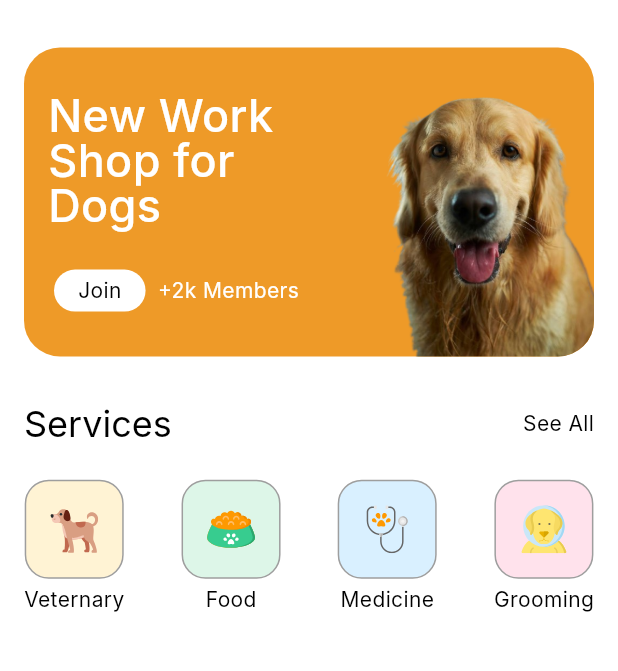
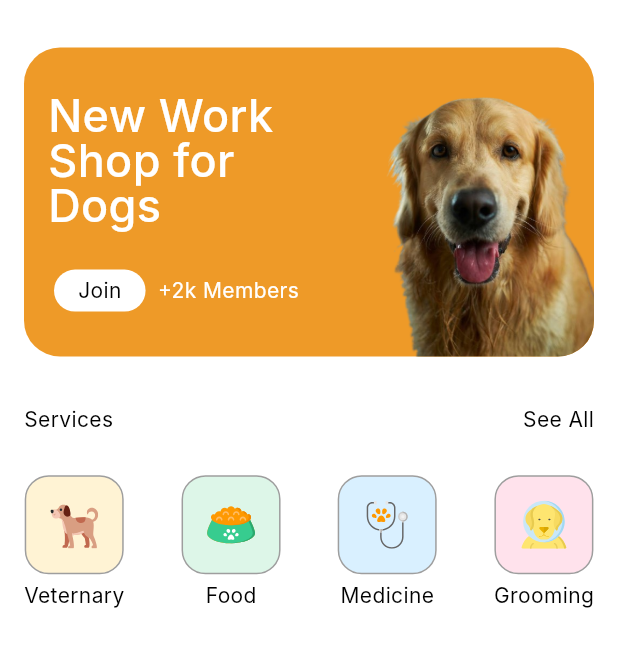
Before and after one commit to talhahdev2025/flutter_ui_showcase, a Flutter app: the screen it shows after launch, on a phone screen of 412 x 824 dp, the part 100-771 px from its top. Run offline on Flutter 3.47's test engine with Material 3 defaults, Android fonts, the phone set to English and light mode, and no system bars; our stand-ins replace flutter_svg; network calls fail; Roboto replaces fonts that are missing (Inter).

Commit message:
Add SectionHeader Widget

```diff
--- a/dog_app/lib/core/theme/app_theme.dart
+++ b/dog_app/lib/core/theme/app_theme.dart
@@ -1,12 +1,65 @@
-import 'package:dog_app/core/exports.dart';
+// import 'package:dog_app/core/exports.dart';
+// class AppTheme {
+//   static ThemeData light = ThemeData(
+//     useMaterial3: true,
+//     fontFamily: 'Inter',
+//     scaffoldBackgroundColor: AppColors.background,
+
+//     colorScheme: ColorScheme.light(
+//       primary: AppColors.primary,
+//     ),
+//   );
+// }
+
+import 'package:flutter/material.dart';
+import '../constants/app_colors.dart';
+
 class AppTheme {
-  static ThemeData light = ThemeData(
+  static ThemeData lightTheme = ThemeData(
     useMaterial3: true,
     fontFamily: 'Inter',
+
     scaffoldBackgroundColor: AppColors.background,
 
-    colorScheme: ColorScheme.light(
+    colorScheme: const ColorScheme.light(
       primary: AppColors.primary,
+      surface: AppColors.surface,
+    ),
+
+    appBarTheme: const AppBarTheme(
+      backgroundColor: Colors.white,
+      elevation: 0,
+      centerTitle: false,
+    ),
+
+    textTheme: const TextTheme(
+      headlineLarge: TextStyle(
+        fontSize: 32,
+        fontWeight: FontWeight.bold,
+      ),
+
+      titleLarge: TextStyle(
+        fontSize: 22,
+        fontWeight: FontWeight.w700,
+      ),
+
+      titleMedium: TextStyle(
+        fontSize: 18,
+        fontWeight: FontWeight.w600,
+      ),
+
+      bodyLarge: TextStyle(
+        fontSize: 16,
+      ),
+
+      bodyMedium: TextStyle(
+        fontSize: 14,
+      ),
+
+      labelLarge: TextStyle(
+        fontSize: 14,
+        fontWeight: FontWeight.w600,
+      ),
     ),
   );
 }
--- a/dog_app/lib/main.dart
+++ b/dog_app/lib/main.dart
@@ -1,5 +1,6 @@
 import 'dart:math';
 import 'package:dog_app/data/dummy_doctors.dart';
+import 'package:dog_app/widgets/section_header.dart';
 import 'core/exports.dart';
 
 void main() {
@@ -14,7 +15,7 @@ class MyApp extends StatelessWidget {
     return MaterialApp(
       title: 'Bruno the Dog',
       debugShowCheckedModeBanner: false,
-      theme: AppTheme.light,
+      theme: AppTheme.lightTheme,
       home: const MyHomePage(title: 'Bruno the Dog'),
     );
   }
@@ -103,18 +104,7 @@ class _MyHomePageState extends State<MyHomePage> {
                               horizontal: 16,
                               vertical: 4,
                             ),
-                            child: Row(
-                              mainAxisAlignment: .spaceBetween,
-                              children: [
-                                Text(
-                                  'Services',
-                                  style: Theme.of(
-                                    context,
-                                  ).textTheme.headlineSmall,
-                                ),
-                                Text('See All'),
-                              ],
-                            ),
+                            child: SectionHeader(title: 'Services'),
                           ),
                           Padding(
                             padding: EdgeInsets.symmetric(horizontal: 16),
--- /dev/null
+++ b/dog_app/lib/widgets/section_header.dart
@@ -0,0 +1,18 @@
+import 'package:dog_app/core/exports.dart';
+
+class SectionHeader extends StatelessWidget {
+  String title;
+  String actionText;
+  SectionHeader({required this.title, this.actionText = 'See All'});
+  @override
+  Widget build(BuildContext context) {
+    // TODO: implement build
+    return Row(
+      mainAxisAlignment: .spaceBetween,
+      children: [
+        Text(title, style: Theme.of(context).textTheme.bodyMedium),
+        Text(actionText),
+      ],
+    );
+  }
+}
```
